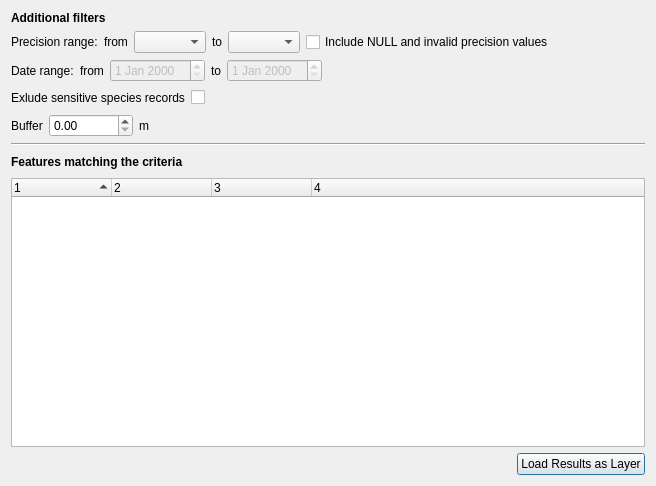
First picture: the form in NnpaReporting/output_dialog.ui, repository lutraconsulting/qgis-nnpa-reporting, before the edit.
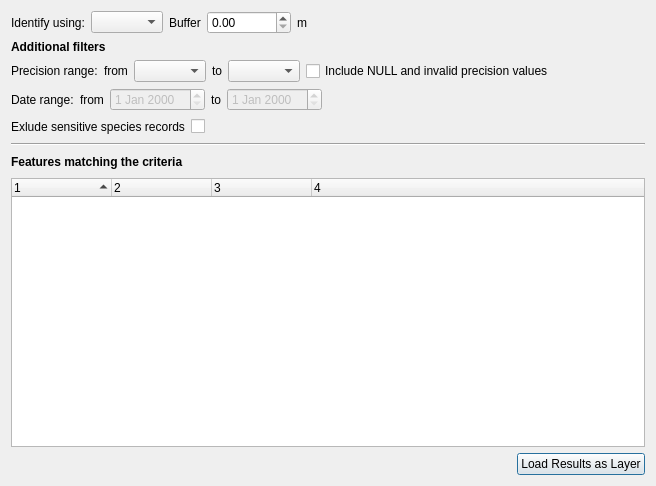
Second picture: the form after the edit. Custom widgets are drawn as their Qt base class.

Commit message: Identify from other layer geometry initial implementation

```diff
--- a/NnpaReporting/output_dialog.ui
+++ b/NnpaReporting/output_dialog.ui
@@ -14,6 +14,54 @@
    <string>Reporting tool</string>
   </property>
   <layout class="QVBoxLayout" name="verticalLayout">
+   <item>
+    <layout class="QHBoxLayout" name="horizontalLayout_4">
+     <item>
+      <widget class="QLabel" name="label_10">
+       <property name="text">
+        <string>Identify using:</string>
+       </property>
+      </widget>
+     </item>
+     <item>
+      <widget class="QComboBox" name="cbMode"/>
+     </item>
+     <item>
+      <widget class="QLabel" name="label_3">
+       <property name="text">
+        <string>Buffer</string>
+       </property>
+      </widget>
+     </item>
+     <item>
+      <widget class="QgsDoubleSpinBox" name="qgsDoubleSpinBoxBuffer">
+       <property name="maximum">
+        <double>2147483647.000000000000000</double>
+       </property>
+      </widget>
+     </item>
+     <item>
+      <widget class="QLabel" name="label_8">
+       <property name="text">
+        <string>m</string>
+       </property>
+      </widget>
+     </item>
+     <item>
+      <spacer name="horizontalSpacer_4">
+       <property name="orientation">
+        <enum>Qt::Horizontal</enum>
+       </property>
+       <property name="sizeHint" stdset="0">
+        <size>
+         <width>40</width>
+         <height>20</height>
+        </size>
+       </property>
+      </spacer>
+     </item>
+    </layout>
+   </item>
    <item>
     <widget class="QLabel" name="label_11">
      <property name="font">
@@ -209,44 +257,6 @@
      </item>
     </layout>
    </item>
-   <item>
-    <layout class="QHBoxLayout" name="horizontalLayout_4">
-     <item>
-      <widget class="QLabel" name="label_3">
-       <property name="text">
-        <string>Buffer</string>
-       </property>
-      </widget>
-     </item>
-     <item>
-      <widget class="QgsDoubleSpinBox" name="qgsDoubleSpinBoxBuffer">
-       <property name="maximum">
-        <double>2147483647.000000000000000</double>
-       </property>
-      </widget>
-     </item>
-     <item>
-      <widget class="QLabel" name="label_8">
-       <property name="text">
-        <string>m</string>
-       </property>
-      </widget>
-     </item>
-     <item>
-      <spacer name="horizontalSpacer_4">
-       <property name="orientation">
-        <enum>Qt::Horizontal</enum>
-       </property>
-       <property name="sizeHint" stdset="0">
-        <size>
-         <width>40</width>
-         <height>20</height>
-        </size>
-       </property>
-      </spacer>
-     </item>
-    </layout>
-   </item>
    <item>
     <widget class="Line" name="line">
      <property name="orientation">
```
The commit also changes 3 other files.
